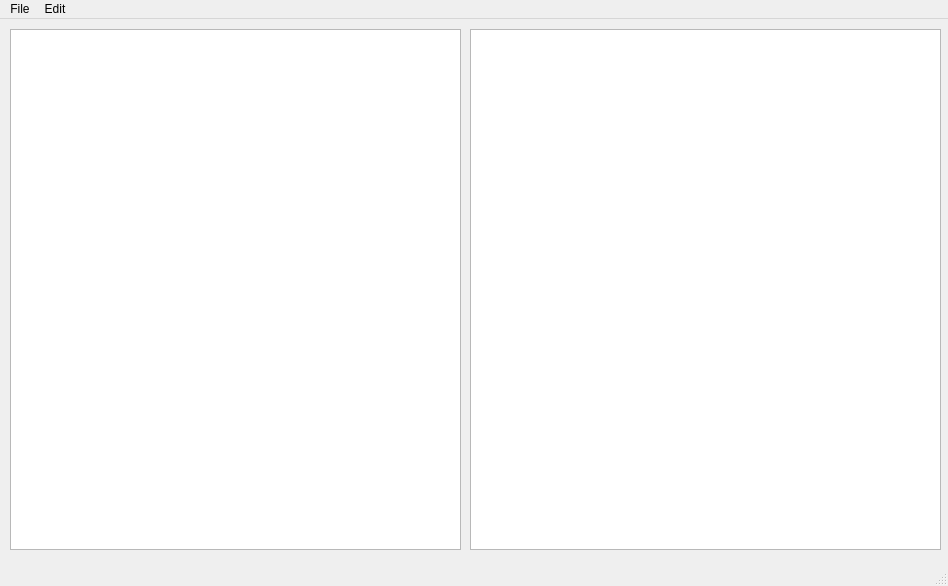
First picture: the form in mainwindow.ui, repository HermanFassett/Ison-Notation, before the edit.
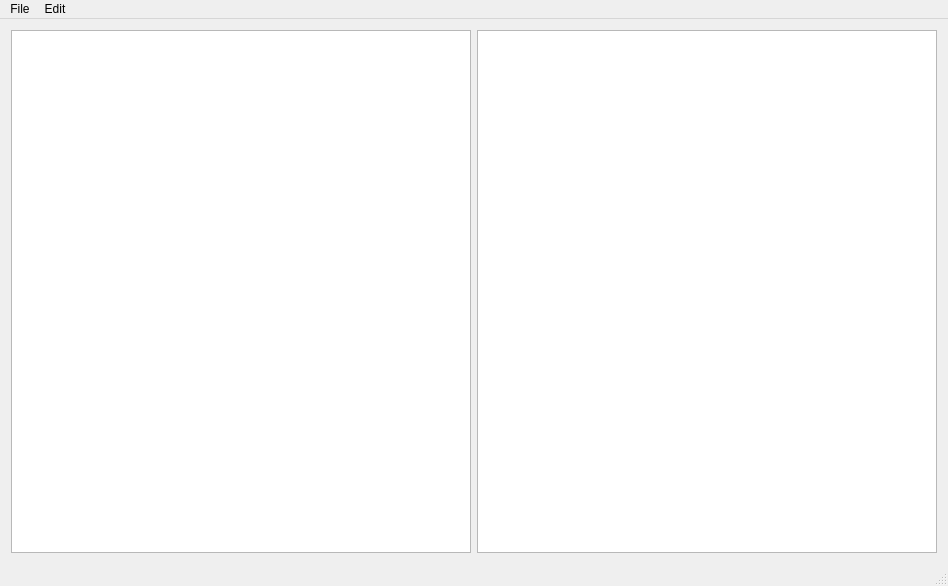
Second picture: the form after the edit.

```diff
--- a/mainwindow.ui
+++ b/mainwindow.ui
@@ -14,31 +14,27 @@
    <string>Ison Notation v1.0</string>
   </property>
   <widget class="QWidget" name="centralWidget">
-   <widget class="QTextBrowser" name="textBrowser">
-    <property name="geometry">
-     <rect>
-      <x>470</x>
-      <y>10</y>
-      <width>471</width>
-      <height>521</height>
-     </rect>
-    </property>
-   </widget>
+   <layout class="QHBoxLayout" name="horizontalLayout">
+    <item>
+     <layout class="QGridLayout" name="gridLayout">
+      <property name="sizeConstraint">
+       <enum>QLayout::SetNoConstraint</enum>
+      </property>
+      <item row="0" column="0">
    <widget class="QTextEdit" name="textEdit">
-    <property name="geometry">
-     <rect>
-      <x>10</x>
-      <y>10</y>
-      <width>451</width>
-      <height>521</height>
-     </rect>
-    </property>
     <property name="font">
      <font>
       <pointsize>12</pointsize>
      </font>
     </property>
    </widget>
+      </item>
+      <item row="0" column="1">
+       <widget class="QTextBrowser" name="textBrowser"/>
+      </item>
+     </layout>
+    </item>
+   </layout>
   </widget>
   <widget class="QMenuBar" name="menuBar">
    <property name="geometry">
```
Lines whose indentation alone changed are shown as unchanged.
